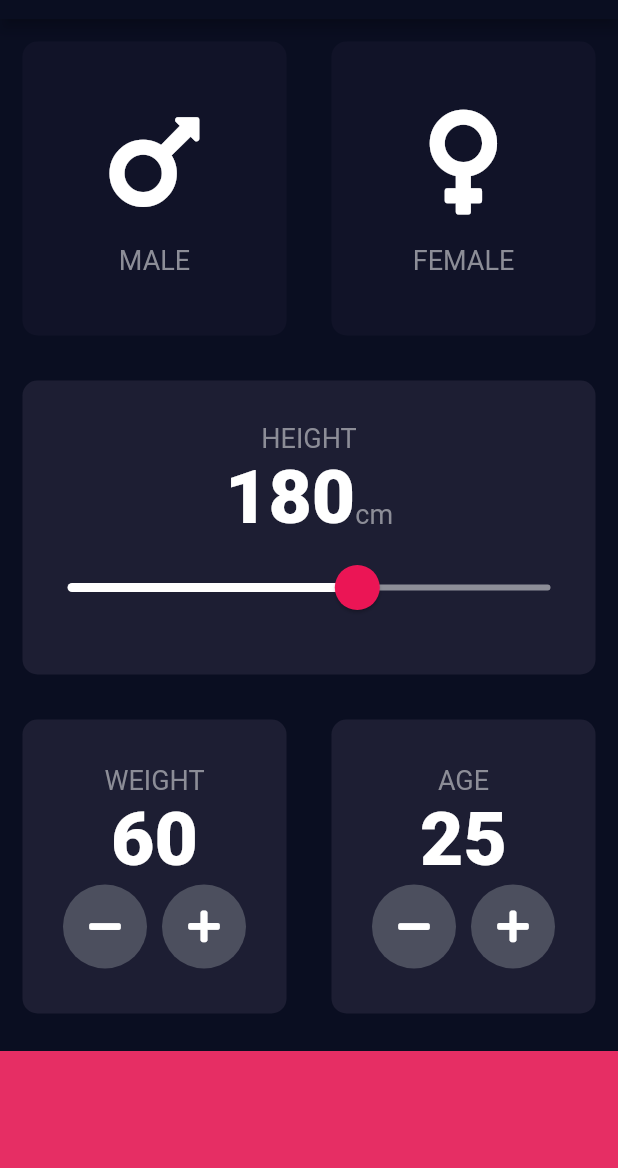
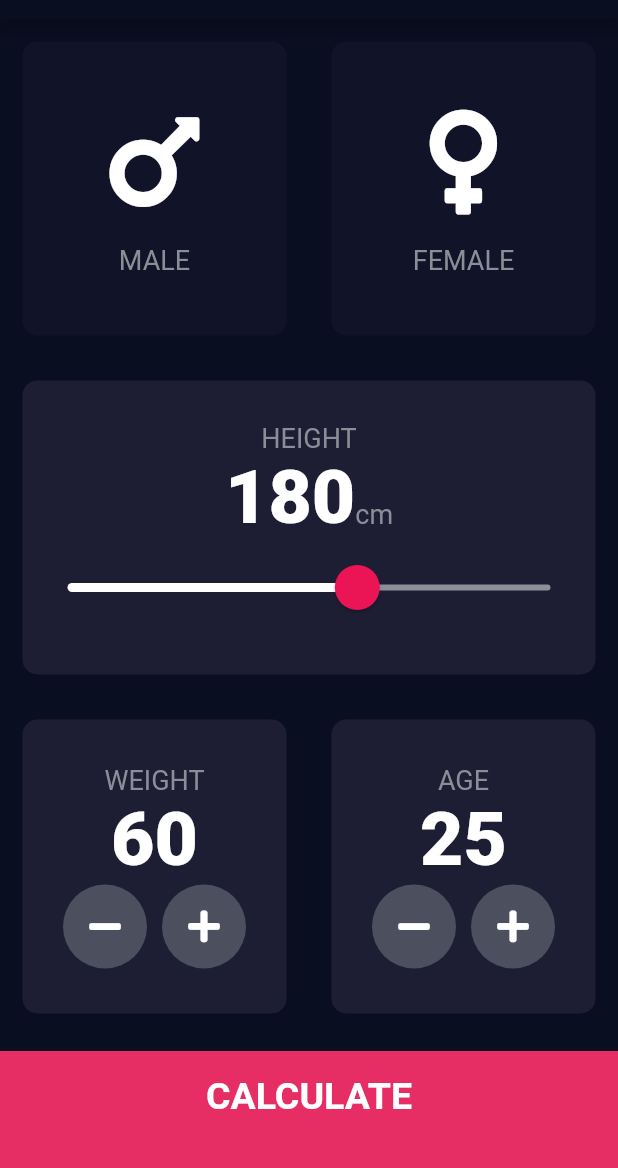
Before and after one commit to SyndraDewar/bmi-calculator, a Flutter app: the screen it shows after launch, on a phone screen of 412 x 824 dp, the part 65-1233 px from its top. Run offline on Flutter 3.47's test engine with Material 2 defaults, Android fonts, the phone set to English and light mode, and no system bars; our stand-ins replace font_awesome_flutter.

Commit message:
design completed

```diff
--- /dev/null
+++ b/lib/bottom_button.dart
@@ -0,0 +1,23 @@
+import 'package:flutter/material.dart';
+import 'constants.dart';
+
+class BottomButton extends StatelessWidget {
+  BottomButton ({@required this.onTap, @required this.text});
+  final Function onTap;
+  final String text;
+
+  @override
+  Widget build(BuildContext context) {
+    return GestureDetector(
+      onTap: onTap,
+      child: Container(
+        child: Center(child: Text(text, style: kLargeButtonTextStyle,)),
+        color: kBottomContainerColour,
+        margin: EdgeInsets.only(top: 10.0),
+        padding: EdgeInsets.only(bottom: 20.0),
+        width: double.infinity,
+        height: kBottomContainerHeight,
+      ),
+    );
+  }
+}
--- a/lib/input_page.dart
+++ b/lib/input_page.dart
@@ -1,9 +1,12 @@
+import 'package:bmi_calculator/results_page.dart';
 import 'package:flutter/cupertino.dart';
 import 'package:flutter/material.dart';
 import 'package:font_awesome_flutter/font_awesome_flutter.dart';
 import 'reusable_card.dart';
 import 'card_content.dart';
 import 'constants.dart';
+import 'bottom_button.dart';
+import 'round_icon_button.dart';
 
 
 enum Gender { male, female }
@@ -205,32 +208,17 @@ class _InputPageState extends State<InputPage> {
               ],
             ),
           ),
-          Container(
-            color: kBottomContainerColour,
-            margin: EdgeInsets.only(top: 10.0),
-            width: double.infinity,
-            height: kBottomContainerHeight,
+          BottomButton(
+            onTap: (){
+              Navigator.push(
+                context,
+                MaterialPageRoute(builder: (context) => ResultsPage()
+                ),);
+            },
+            text: 'CALCULATE',
           ),
         ],
       ),
     );
   }
 }
-
-class RoundIconButton extends StatelessWidget {
-  final IconData icon;
-  final Function onPressed;
-  RoundIconButton({this.icon, this.onPressed});
-
-  @override
-  Widget build(BuildContext context) {
-    return RawMaterialButton(
-      elevation: 0.0,
-      onPressed: onPressed,
-      child: Icon(icon),
-      constraints: BoxConstraints.tightFor(width: 56.0, height: 56.0),
-      shape: CircleBorder(),
-      fillColor: Color(0xFF4C4F5E),
-    );
-  }
-}
--- /dev/null
+++ b/lib/round_icon_button.dart
@@ -0,0 +1,19 @@
+import 'package:flutter/material.dart';
+
+class RoundIconButton extends StatelessWidget {
+  final IconData icon;
+  final Function onPressed;
+  RoundIconButton({this.icon, this.onPressed});
+
+  @override
+  Widget build(BuildContext context) {
+    return RawMaterialButton(
+      elevation: 0.0,
+      onPressed: onPressed,
+      child: Icon(icon),
+      constraints: BoxConstraints.tightFor(width: 56.0, height: 56.0),
+      shape: CircleBorder(),
+      fillColor: Color(0xFF4C4F5E),
+    );
+  }
+}
```
Also changed, not shown: lib/constants.dart (+20 -0 lines), lib/results_page.dart (added, +68 -0 lines).
